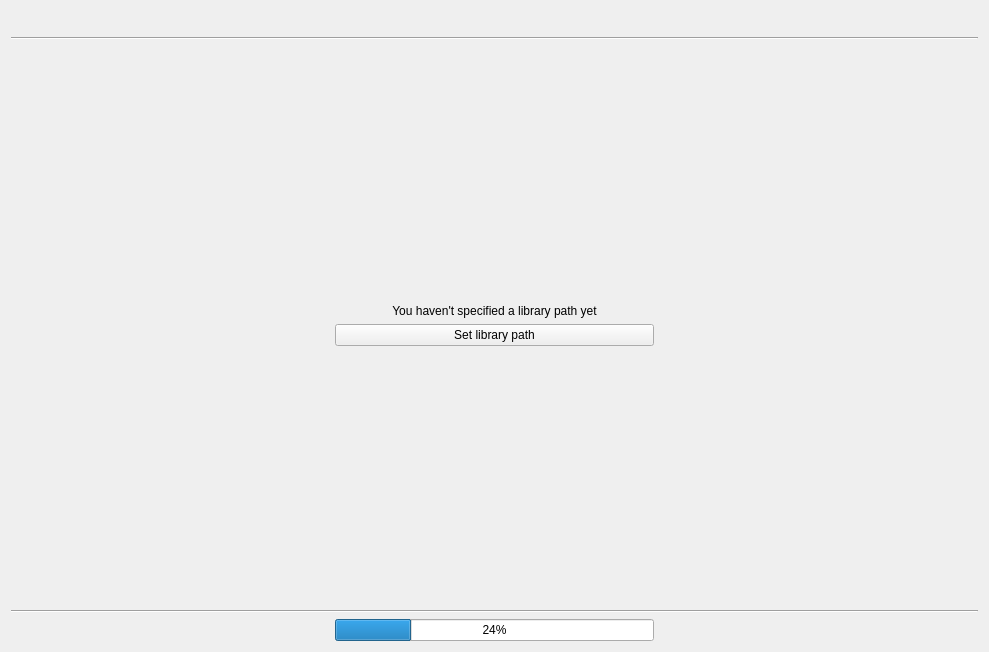
Old version of the form src/Gui/Utils/Library/GUI_EmptyLibrary.ui in the repository Inferno214221/sayonara-player.
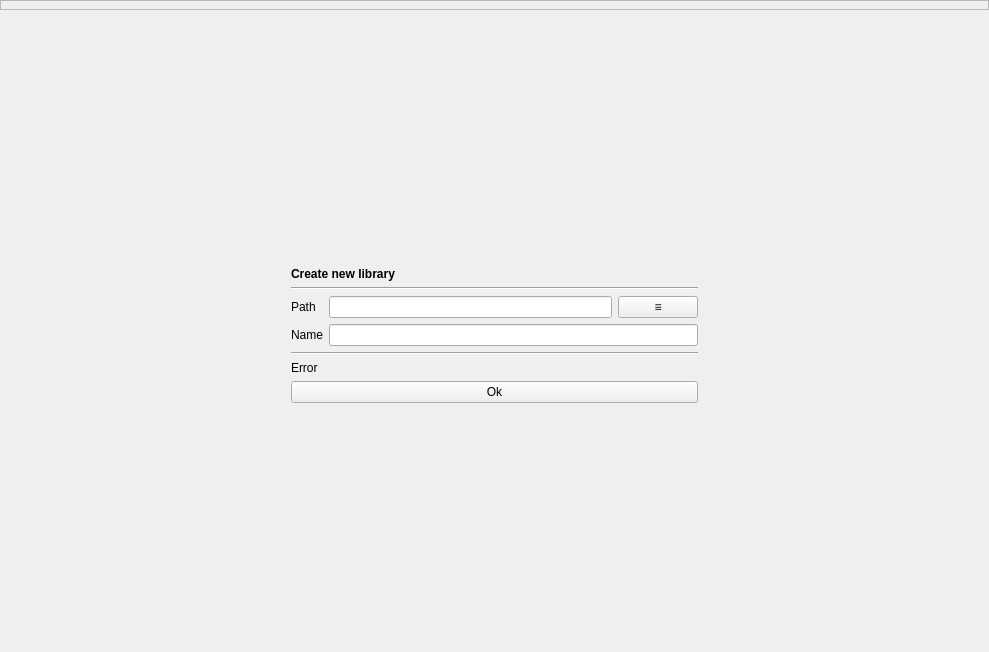
New version of the form. Icons and pictures are not drawn.

Commit message: empty library in dropdown

What changed in the file:
```diff
--- a/src/Gui/Utils/Library/GUI_EmptyLibrary.ui
+++ b/src/Gui/Utils/Library/GUI_EmptyLibrary.ui
@@ -11,133 +11,171 @@
    </rect>
   </property>
   <layout class="QGridLayout" name="gridLayout">
-   <item row="5" column="1">
-    <widget class="QPushButton" name="btn_setLibrary">
-     <property name="focusPolicy">
-      <enum>Qt::NoFocus</enum>
-     </property>
-     <property name="text">
-      <string>Set library path</string>
-     </property>
-     <property name="icon">
-      <iconset>
-       <normaloff>:/Icons/icons/import.svg.png</normaloff>:/Icons/icons/import.svg.png</iconset>
-     </property>
-    </widget>
-   </item>
-   <item row="3" column="1">
-    <widget class="QLabel" name="label">
-     <property name="sizePolicy">
-      <sizepolicy hsizetype="MinimumExpanding" vsizetype="Preferred">
-       <horstretch>0</horstretch>
-       <verstretch>0</verstretch>
-      </sizepolicy>
-     </property>
-     <property name="text">
-      <string>You haven't specified a library path yet</string>
-     </property>
-     <property name="alignment">
-      <set>Qt::AlignCenter</set>
-     </property>
-    </widget>
-   </item>
-   <item row="0" column="0" colspan="3">
-    <layout class="QHBoxLayout" name="horizontalLayout">
+   <property name="leftMargin">
+    <number>0</number>
+   </property>
+   <property name="topMargin">
+    <number>0</number>
+   </property>
+   <property name="rightMargin">
+    <number>0</number>
+   </property>
+   <property name="bottomMargin">
+    <number>0</number>
+   </property>
+   <property name="verticalSpacing">
+    <number>7</number>
+   </property>
+   <item row="1" column="0">
+    <layout class="QVBoxLayout" name="verticalLayout">
      <item>
-      <widget class="QFrame" name="header_frame">
-       <property name="frameShape">
-        <enum>QFrame::StyledPanel</enum>
-       </property>
-       <property name="frameShadow">
-        <enum>QFrame::Raised</enum>
-       </property>
+      <widget class="QWidget" name="EmptyLibraryCentralWidget" native="true">
+       <layout class="QGridLayout" name="gridLayout_2">
+        <item row="5" column="1" colspan="3">
+         <widget class="Line" name="line_3">
+          <property name="orientation">
+           <enum>Qt::Horizontal</enum>
+          </property>
+         </widget>
+        </item>
+        <item row="4" column="2" colspan="2">
+         <widget class="QLineEdit" name="le_name"/>
+        </item>
+        <item row="8" column="1">
+         <spacer name="verticalSpacer_2">
+          <property name="orientation">
+           <enum>Qt::Vertical</enum>
+          </property>
+          <property name="sizeHint" stdset="0">
+           <size>
+            <width>20</width>
+            <height>40</height>
+           </size>
+          </property>
+         </spacer>
+        </item>
+        <item row="3" column="3">
+         <widget class="QPushButton" name="btn_choose_dir">
+          <property name="text">
+           <string>≡</string>
+          </property>
+         </widget>
+        </item>
+        <item row="3" column="2">
+         <widget class="QLineEdit" name="le_path">
+          <property name="readOnly">
+           <bool>true</bool>
+          </property>
+         </widget>
+        </item>
+        <item row="7" column="1" colspan="3">
+         <widget class="QPushButton" name="btn_ok">
+          <property name="text">
+           <string notr="true">Ok</string>
+          </property>
+         </widget>
+        </item>
+        <item row="4" column="1">
+         <widget class="QLabel" name="lab_name">
+          <property name="text">
+           <string notr="true">Name</string>
+          </property>
+         </widget>
+        </item>
+        <item row="3" column="1">
+         <widget class="QLabel" name="lab_path">
+          <property name="text">
+           <string notr="true">Path</string>
+          </property>
+         </widget>
+        </item>
+        <item row="2" column="1" colspan="3">
+         <widget class="Line" name="line">
+          <property name="orientation">
+           <enum>Qt::Horizontal</enum>
+          </property>
+         </widget>
+        </item>
+        <item row="0" column="1">
+         <spacer name="verticalSpacer">
+          <property name="orientation">
+           <enum>Qt::Vertical</enum>
+          </property>
+          <property name="sizeHint" stdset="0">
+           <size>
+            <width>20</width>
+            <height>40</height>
+           </size>
+          </property>
+         </spacer>
+        </item>
+        <item row="1" column="1" colspan="3">
+         <widget class="QLabel" name="lab_title">
+          <property name="font">
+           <font>
+            <weight>75</weight>
+            <bold>true</bold>
+           </font>
+          </property>
+          <property name="text">
+           <string notr="true">Create new library</string>
+          </property>
+         </widget>
+        </item>
+        <item row="3" column="4">
+         <spacer name="horizontalSpacer_2">
+          <property name="orientation">
+           <enum>Qt::Horizontal</enum>
+          </property>
+          <property name="sizeHint" stdset="0">
+           <size>
+            <width>40</width>
+            <height>20</height>
+           </size>
+          </property>
+         </spacer>
+        </item>
+        <item row="6" column="1" colspan="3">
+         <widget class="QLabel" name="lab_error">
+          <property name="text">
+           <string notr="true">Error</string>
+          </property>
+          <property name="wordWrap">
+           <bool>true</bool>
+          </property>
+         </widget>
+        </item>
+        <item row="3" column="0">
+         <spacer name="horizontalSpacer">
+          <property name="orientation">
+           <enum>Qt::Horizontal</enum>
+          </property>
+          <property name="sizeHint" stdset="0">
+           <size>
+            <width>40</width>
+            <height>20</height>
+           </size>
+          </property>
+         </spacer>
+        </item>
+       </layout>
       </widget>
      </item>
-     <item>
-      <spacer name="horizontalSpacer_3">
-       <property name="orientation">
-        <enum>Qt::Horizontal</enum>
-       </property>
-       <property name="sizeHint" stdset="0">
-        <size>
-         <width>40</width>
-         <height>20</height>
-        </size>
-       </property>
-      </spacer>
-     </item>
     </layout>
    </item>
-   <item row="5" column="0">
-    <spacer name="horizontalSpacer">
-     <property name="orientation">
-      <enum>Qt::Horizontal</enum>
-     </property>
-     <property name="sizeHint" stdset="0">
+   <item row="0" column="0">
+    <widget class="QFrame" name="header_frame">
+     <property name="minimumSize">
       <size>
-       <width>40</width>
-       <height>20</height>
+       <width>0</width>
+       <height>10</height>
       </size>
      </property>
-    </spacer>
-   </item>
-   <item row="5" column="2">
-    <spacer name="horizontalSpacer_2">
-     <property name="orientation">
-      <enum>Qt::Horizontal</enum>
+     <property name="frameShape">
+      <enum>QFrame::StyledPanel</enum>
      </property>
-     <property name="sizeHint" stdset="0">
-      <size>
-       <width>40</width>
-       <height>20</height>
-      </size>
-     </property>
-    </spacer>
-   </item>
-   <item row="7" column="1">
-    <spacer name="verticalSpacer_2">
-     <property name="orientation">
-      <enum>Qt::Vertical</enum>
-     </property>
-     <property name="sizeHint" stdset="0">
-      <size>
-       <width>20</width>
-       <height>40</height>
-      </size>
-     </property>
-    </spacer>
-   </item>
-   <item row="9" column="1">
-    <widget class="QProgressBar" name="pb_progress">
-     <property name="value">
-      <number>24</number>
-     </property>
-    </widget>
-   </item>
-   <item row="2" column="1">
-    <spacer name="verticalSpacer">
-     <property name="orientation">
-      <enum>Qt::Vertical</enum>
-     </property>
-     <property name="sizeHint" stdset="0">
-      <size>
-       <width>20</width>
-       <height>40</height>
-      </size>
-     </property>
-    </spacer>
-   </item>
-   <item row="1" column="0" colspan="3">
-    <widget class="Line" name="line">
-     <property name="orientation">
-      <enum>Qt::Horizontal</enum>
-     </property>
-    </widget>
-   </item>
-   <item row="8" column="0" colspan="3">
-    <widget class="Line" name="line_2">
-     <property name="orientation">
-      <enum>Qt::Horizontal</enum>
+     <property name="frameShadow">
+      <enum>QFrame::Raised</enum>
      </property>
     </widget>
    </item>
```
The commit also changes 16 other files.
